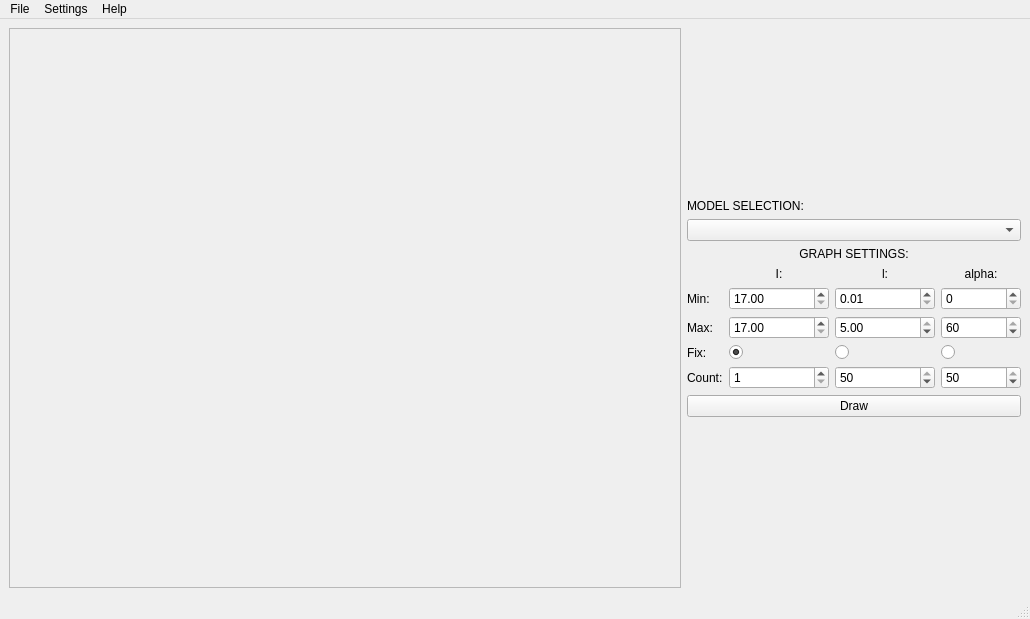
Before: the Qt Designer form programs/models_tool/MainWindow.ui in DonnyPlease/MASTERS-THESIS, drawn with Qt 5.
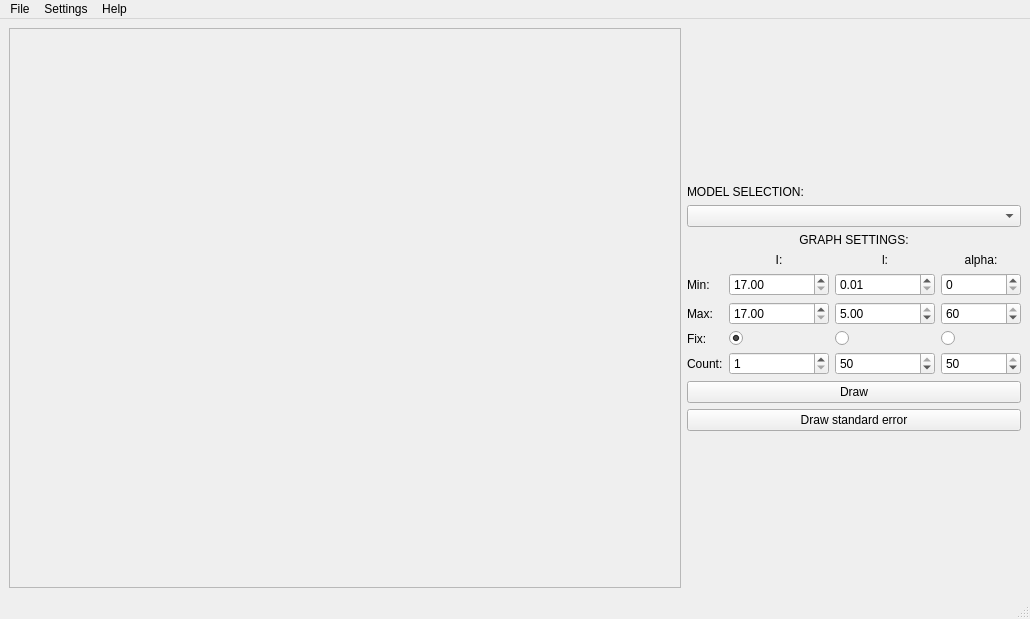
After: the same form once the commit is applied.

Commit message: ass standard error to model_tool plus new chpater

What changed in the file:
```diff
--- a/programs/models_tool/MainWindow.ui
+++ b/programs/models_tool/MainWindow.ui
@@ -374,6 +374,16 @@
             </property>
            </widget>
           </item>
+          <item>
+           <widget class="QPushButton" name="drawVarianceButton">
+            <property name="enabled">
+             <bool>true</bool>
+            </property>
+            <property name="text">
+             <string>Draw standard error</string>
+            </property>
+           </widget>
+          </item>
           <item>
            <spacer name="verticalSpacer">
             <property name="orientation">
```
The commit also changes 48 other files.
